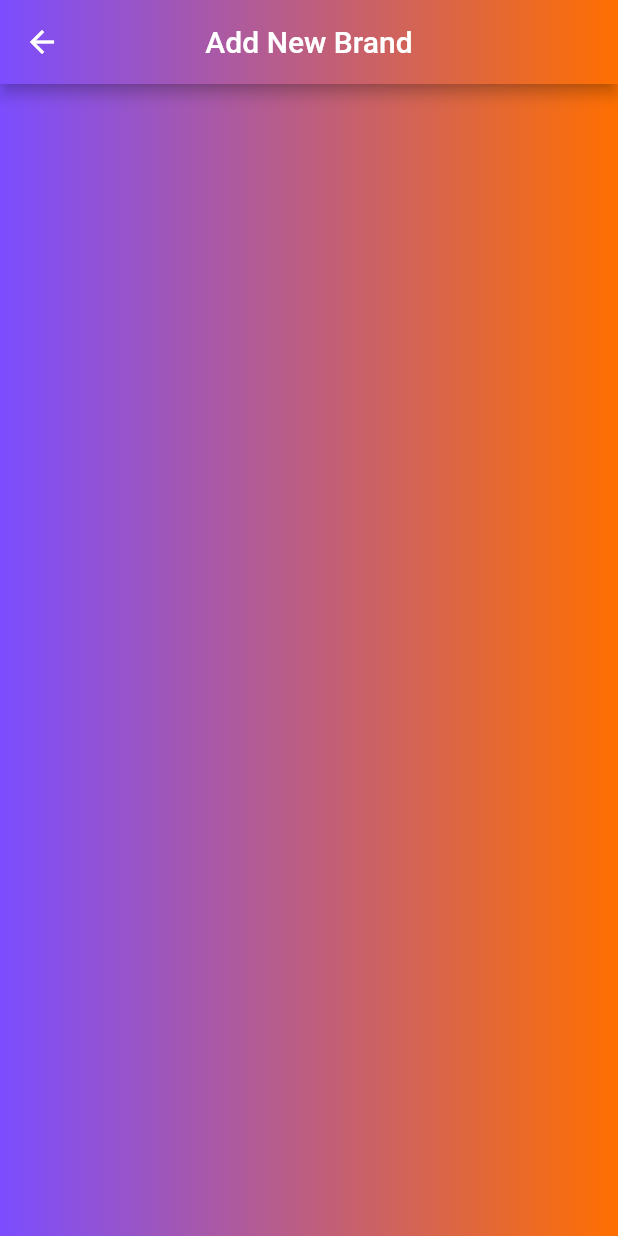
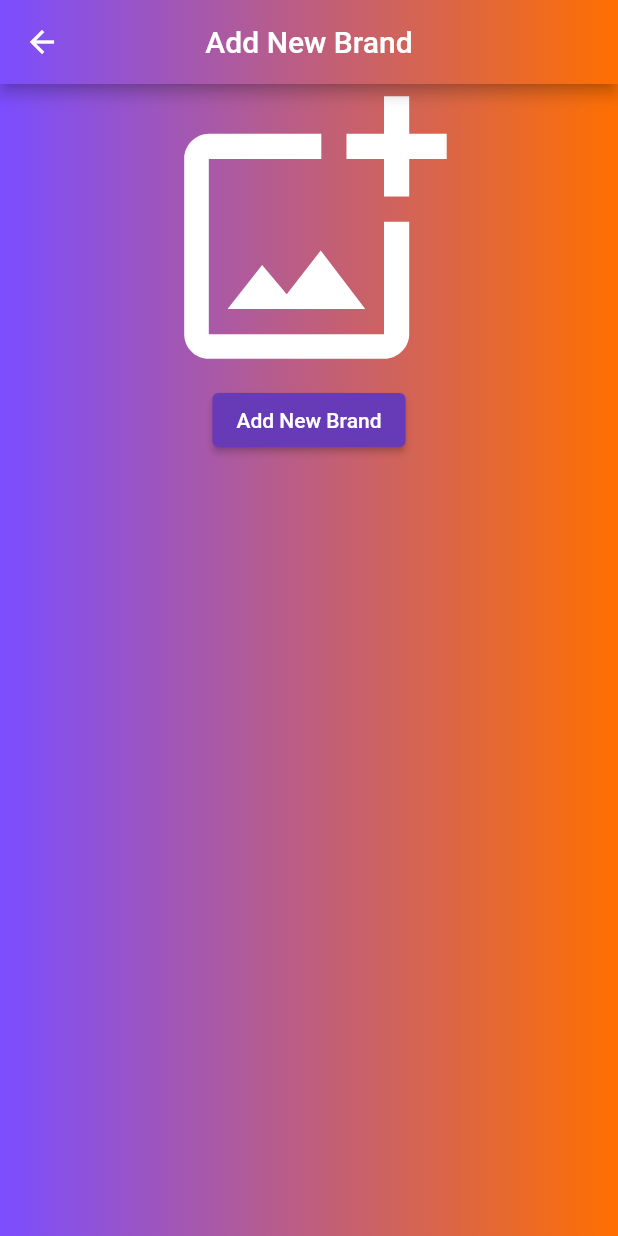
Before and after one commit to Devsaci/sellers_app, a Flutter app: the UploadBrandsScreen screen opened directly, on a phone screen of 412 x 824 dp. Run offline on Flutter 3.47's test engine with Material 2 defaults, Android fonts, the phone set to English and light mode, and no system bars; our stand-ins replace cloud_firestore, firebase_auth, firebase_core, firebase_storage, fluttertoast, image_picker and 1 more; accounts and stored records are empty.

Commit message:
Column  Icons.add_photo_alternate_outlined,  ElevatedButton "Add New Brand"

```diff
--- a/lib/brandsScreens/upload_brands_screen.dart
+++ b/lib/brandsScreens/upload_brands_screen.dart
@@ -47,6 +47,19 @@ class _UploadBrandsScreenStateState extends State<UploadBrandsScreen> {
             tileMode: TileMode.clamp,
           ),
         ),
+        child: Center(
+          child: Column(
+            children: [
+              const Icon(
+                Icons.add_photo_alternate_outlined,
+                color: Colors.white,
+                size: 200,
+              ),
+              ElevatedButton(
+                  onPressed: () {}, child: const Text("Add New Brand")),
+            ],
+          ),
+        ),
       ),
     );
   }
```
